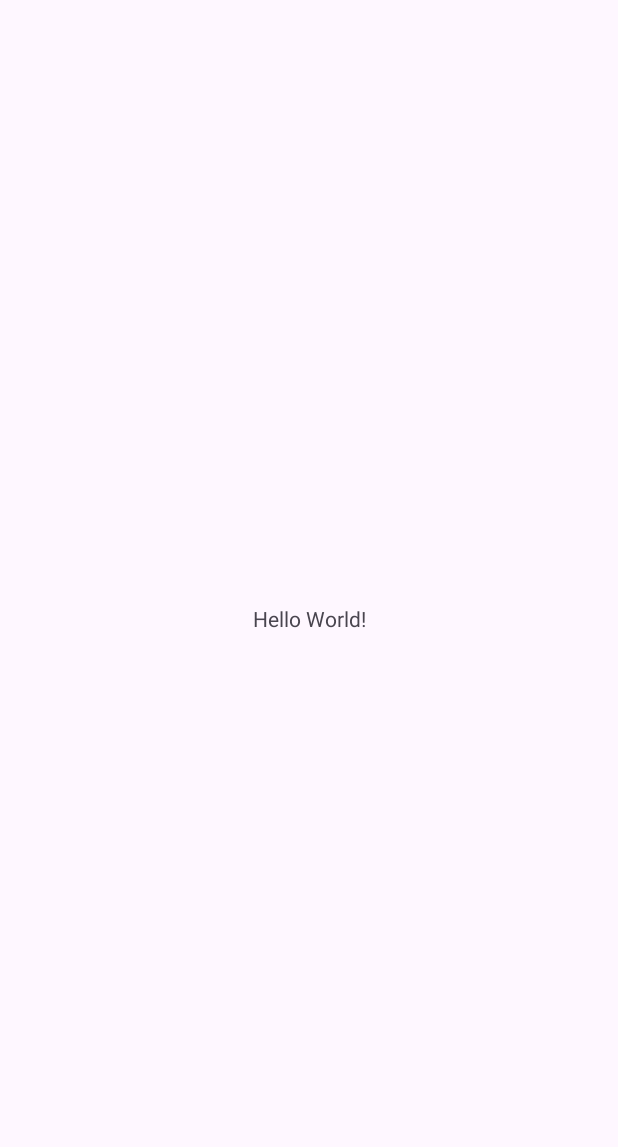
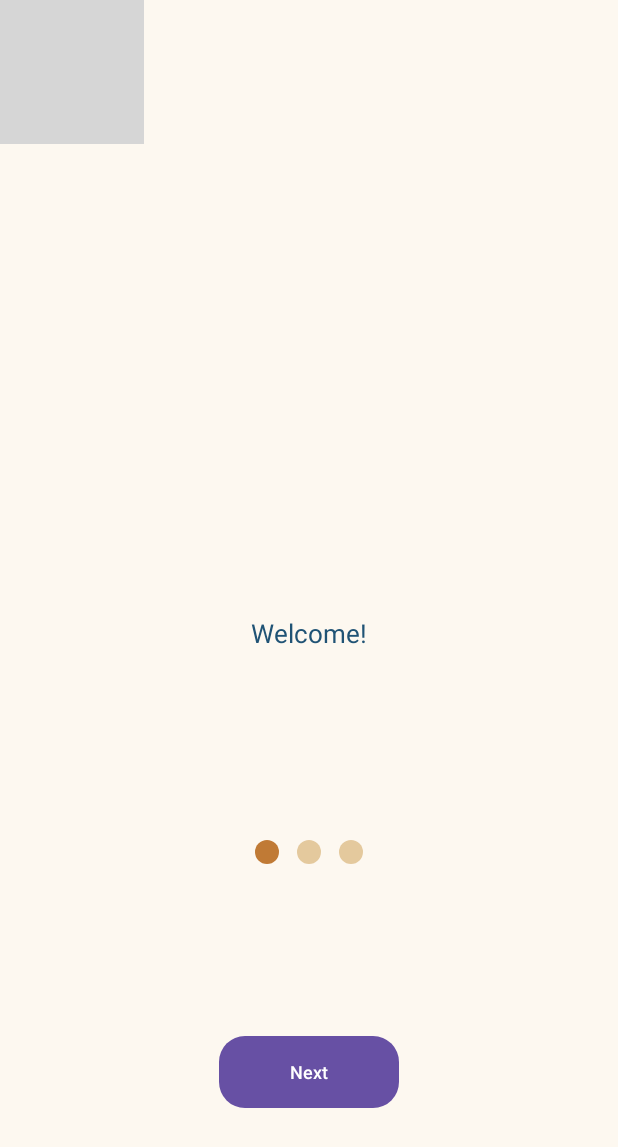
Before and after one commit to OvertheSkyy/DorMhie-Project, an Android app: the screen it shows after launch (MainActivity before the commit, GetStarted after it), on a phone screen of 412 x 824 dp. Before the commit the part shown is almost empty. Shown: the top 1147 px of the screen. Run offline under Robolectric (Android 15) with nearby library versions, the light colour scheme and no system bars; grey boxes are pictures that could not be loaded.

Commit message:
Get Started Pages (Welcome Page - Last Page of Get Started).

```diff
--- /dev/null
+++ b/app/src/main/java/com/example/hobbits/GetStarted.kt
@@ -0,0 +1,58 @@
+package com.example.hobbits
+
+import androidx.appcompat.app.AppCompatActivity
+import android.os.Bundle
+import android.widget.Button
+import android.widget.ImageView
+import android.widget.LinearLayout
+import android.content.Intent
+
+class GetStarted : AppCompatActivity() {
+
+    private lateinit var NaviDot: LinearLayout
+    private var currentPage = 0
+
+    override fun onCreate(savedInstanceState: Bundle?) {
+        super.onCreate(savedInstanceState)
+        setContentView(R.layout.getstarted_welcome_page)
+
+        NaviDot = findViewById(R.id.NaviDot)
+    }
+    private fun navigatetoNextPage(){
+        when(currentPage){
+            0 -> {
+                val NextButton = findViewById<Button>(R.id.Nextbutton)
+                NextButton.setOnClickListener {
+                    currentPage++
+                    navigatetoNextPage()
+                }
+            }
+            1 -> {
+                setContentView(R.layout.getstarted_next_page)
+                val NextPage = findViewById<Button>(R.id.Nextpagebutton)
+                NextPage.setOnClickListener {
+                    currentPage++
+                    navigatetoNextPage()
+                }
+            }
+            2 -> {
+                setContentView(R.layout.getstarted_last_page)
+                val GetStartedButton = findViewById<Button>(R.id.GetStartedbutton)
+                GetStartedButton.setOnClickListener {
+                    currentPage++
+                    navigatetoNextPage()
+                }
+            }
+            else -> {
+                val intent = Intent(this, MainActivity::class.java)
+                startActivity(intent)
+                finish()
+            }
+        }
+    }
+    override fun onResume() {
+        super.onResume()
+        navigatetoNextPage()
+    }
+
+}
--- a/app/src/main/java/com/example/hobbits/SplashScreen.kt
+++ b/app/src/main/java/com/example/hobbits/SplashScreen.kt
@@ -11,7 +11,7 @@ class SplashScreen : AppCompatActivity() {
     private val Delay_Splash_Screen: Long = 3000 //delay duration for 3 seconds
 
     private val splashRunnable = Runnable{
-        val intent = Intent(this@SplashScreen, MainActivity::class.java) //To go to Main Activity or next page.
+        val intent = Intent(this@SplashScreen, GetStarted::class.java) //To go to Main Activity or next page.
         startActivity(intent)
         finish()
     }
--- /dev/null
+++ b/app/src/main/res/drawable/button_design.xml
@@ -0,0 +1,19 @@
+<?xml version="1.0" encoding="utf-8"?>
+<selector xmlns:android="http://schemas.android.com/apk/res/android">
+    <item android:state_pressed="true">
+        <shape>
+            <solid android:color="@color/brownish_pressed"/>
+                <corners android:radius="8dp"/>
+                    <size android:height="8dp"/>
+        </shape>
+    </item>
+
+    <item>
+        <shape>
+            <solid android:color="@color/brownish"/>
+            <corners android:radius="17dp"/>
+            <size android:height="8dp"/>
+        </shape>
+    </item>
+
+</selector>
--- /dev/null
+++ b/app/src/main/res/drawable/dot_active.xml
@@ -0,0 +1,6 @@
+<?xml version="1.0" encoding="utf-8"?>
+<shape xmlns:android="http://schemas.android.com/apk/res/android" android:shape="oval">
+    <solid android:color="@color/brownish"/>
+    <size android:width="16dp" android:height="16dp"/>
+
+</shape>
--- /dev/null
+++ b/app/src/main/res/drawable/dot_inactive.xml
@@ -0,0 +1,6 @@
+<?xml version="1.0" encoding="utf-8"?>
+<shape xmlns:android="http://schemas.android.com/apk/res/android" android:shape="oval">
+    <solid android:color="@color/inactivedot"/>
+    <size android:height="16dp" android:width="16dp"/>
+
+</shape>
--- /dev/null
+++ b/app/src/main/res/layout/getstarted_welcome_page.xml
@@ -0,0 +1,74 @@
+<?xml version="1.0" encoding="utf-8"?>
+<RelativeLayout xmlns:android="http://schemas.android.com/apk/res/android"
+    android:layout_width="match_parent"
+    android:layout_height="match_parent"
+    android:background="@color/bgcolor">
+
+    <ImageView
+        android:layout_width="wrap_content"
+        android:layout_height="wrap_content"
+        android:src="@drawable/getstarted_logo">
+    </ImageView>
+
+    <TextView
+        android:layout_width="wrap_content"
+        android:layout_height="wrap_content"
+        android:text="Welcome!"
+        android:textSize="17sp"
+        android:textColor="@color/blueish"
+        android:layout_centerHorizontal="true"
+        android:layout_marginTop="410dp">
+    </TextView>
+
+    <Button
+        android:layout_width="120dp"
+        android:layout_height="48dp"
+        android:id="@+id/Nextbutton"
+        android:text="Next"
+        android:textSize="12sp"
+        android:textColor="@color/white"
+        android:background="@drawable/button_design"
+        android:layout_alignParentBottom="true"
+        android:layout_centerHorizontal="true"
+        android:layout_marginBottom="85dp"
+        android:padding="4dp">
+    </Button>
+
+    <LinearLayout
+        android:layout_width="wrap_content"
+        android:layout_height="wrap_content"
+        android:id="@+id/NaviDot"
+        android:orientation="horizontal"
+        android:layout_centerHorizontal="true"
+        android:layout_marginTop="560dp">
+    </LinearLayout>
+
+    <ImageView
+        android:layout_width="16dp"
+        android:layout_height="16dp"
+        android:id="@+id/Dot1"
+        android:src="@drawable/dot_active"
+        android:layout_alignParentStart="true"
+        android:layout_marginTop="560dp"
+        android:layout_marginStart="170dp">
+    </ImageView>
+
+    <ImageView
+        android:layout_width="16dp"
+        android:layout_height="16dp"
+        android:id="@+id/Dot2"
+        android:src="@drawable/dot_inactive"
+        android:layout_centerHorizontal="true"
+        android:layout_marginTop="560dp">
+    </ImageView>
+    <ImageView
+        android:layout_width="16dp"
+        android:layout_height="16dp"
+        android:id="@+id/Dot3"
+        android:src="@drawable/dot_inactive"
+        android:layout_alignParentEnd="true"
+        android:layout_marginTop="560dp"
+        android:layout_marginEnd="170dp">
+    </ImageView>
+
+</RelativeLayout>
--- a/app/src/main/res/values/colors.xml
+++ b/app/src/main/res/values/colors.xml
@@ -4,5 +4,15 @@
     <color name="white">#FFFFFFFF</color>
 
     <color name="Splashbg">#D7942E</color>
+    <color name="bgcolor">#FDF8F0</color>
+    <color name="blueish">#205375</color>
+
+    //for button
+    <color name="brownish">#C07A35</color>
+    <color name="brownish_pressed">#A0632C</color>
+    <color name="brownish_focused">#E0975A</color>
+
+    //for dot
+    <color name="inactivedot">#E4C99D</color>
 
 </resources>
```
Also changed, not shown: app/src/main/AndroidManifest.xml (+4 -3 lines), app/src/main/res/layout/dot_indicator.xml (added, +8 -0 lines), app/src/main/res/layout/getstarted_last_page.xml (added, +75 -0 lines), app/src/main/res/layout/getstarted_next_page.xml (added, +75 -0 lines).
